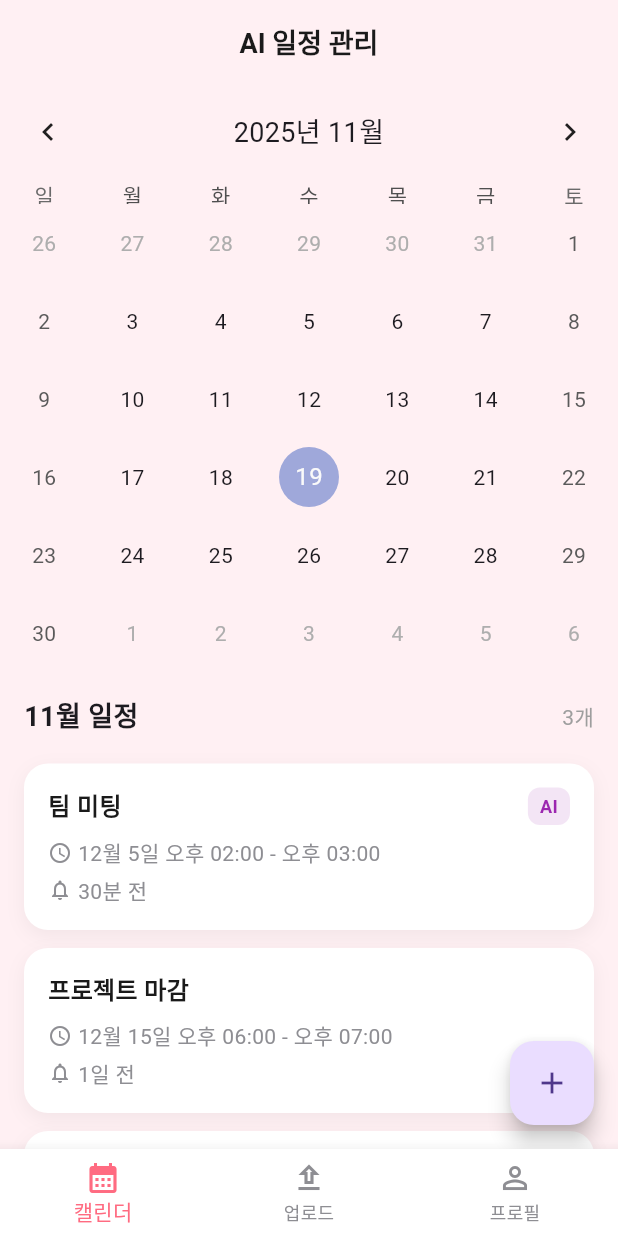
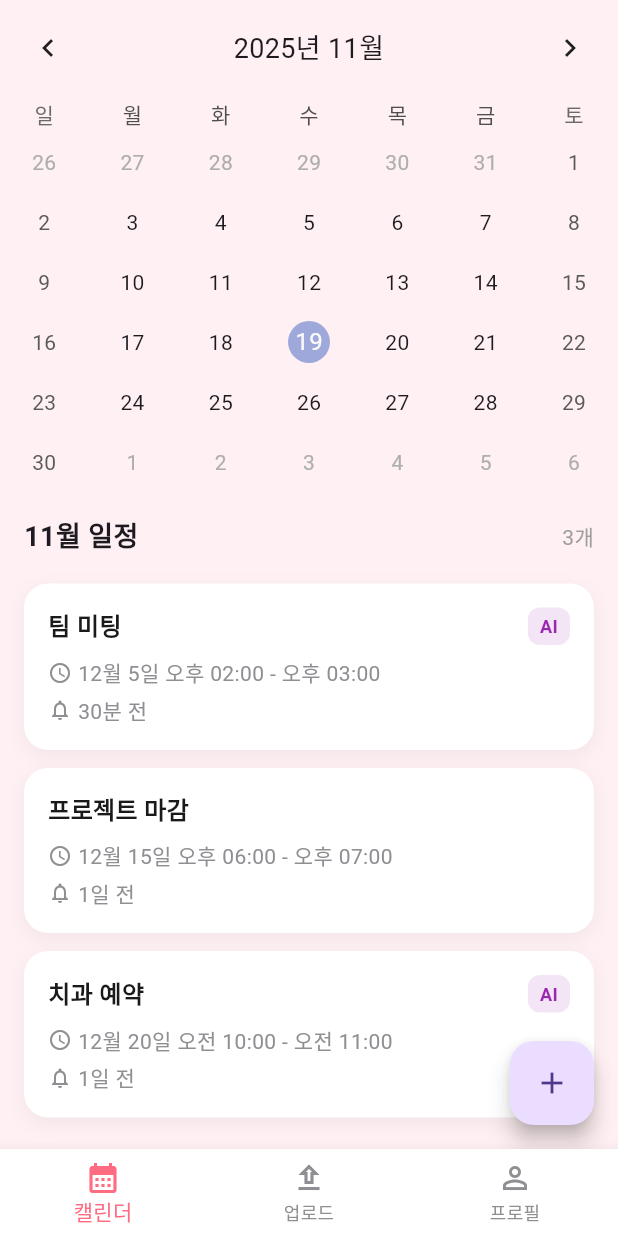
Before and after one commit to PEOFLE/thedaymerge, a Flutter app: the screen it shows after launch, on a phone screen of 412 x 824 dp. Run offline on Flutter 3.47's test engine with Material 3 defaults, Android fonts, the phone set to English and light mode, and no system bars; drawn by our look-alikes of table_calendar; our stand-ins replace cloud_firestore, dotted_border, firebase_core, shared_preferences; missing offline and left inert: google_mlkit_text_recognition; accounts and stored records are empty.

Commit message:
[add] 캘린더 부분 수정 (확인해주셈)

```diff
--- a/lib/features/calendar/screen/calendar_screen.dart
+++ b/lib/features/calendar/screen/calendar_screen.dart
@@ -42,12 +42,28 @@ class _CalendarScreenState extends State<CalendarScreen> {
   @override
   Widget build(BuildContext context) {
     return Scaffold(
-      appBar: AppBar(
-        title: const Text('AI 일정 관리'),
-      ),
-      body: Column(
+
+      ///(@Seonghyeon)
+      ///
+      ///(삭제)앱바 부분 쓸모없다고 생각해서 뺐음-달력 크기 확보 위해-
+      ///(추가)노치 부분은 피하기 위해 SafeArea() 위젯으로 포장했음
+      // appBar: AppBar(
+      //   title: const Text('AI 일정 관리'),
+      // ),
+      body: SafeArea(
+        child: Column(
           children: [
             TableCalendar(
+
+              ///(@Seonghyeon)
+              ///
+              ///(추가)캘린더 길이 조절 했음
+              ///rowHeight는 달력의 열의 높이를 조정
+              ///dayOfWookHeight는 월~일 부분 높이를 조정
+              rowHeight: 40,
+              daysOfWeekHeight: 24,
+
+
               locale: 'ko_KR',
               firstDay: DateTime.utc(2020, 1, 1),
               lastDay: DateTime.utc(2030, 12, 31),
@@ -93,6 +109,7 @@ class _CalendarScreenState extends State<CalendarScreen> {
             ),
           ],
         ),
+      ),
       floatingActionButton: FloatingActionButton(
         onPressed: () {
           // 일정 추가 다이얼로그 (추후 구현)
```
Lines whose indentation alone changed are shown as unchanged.
